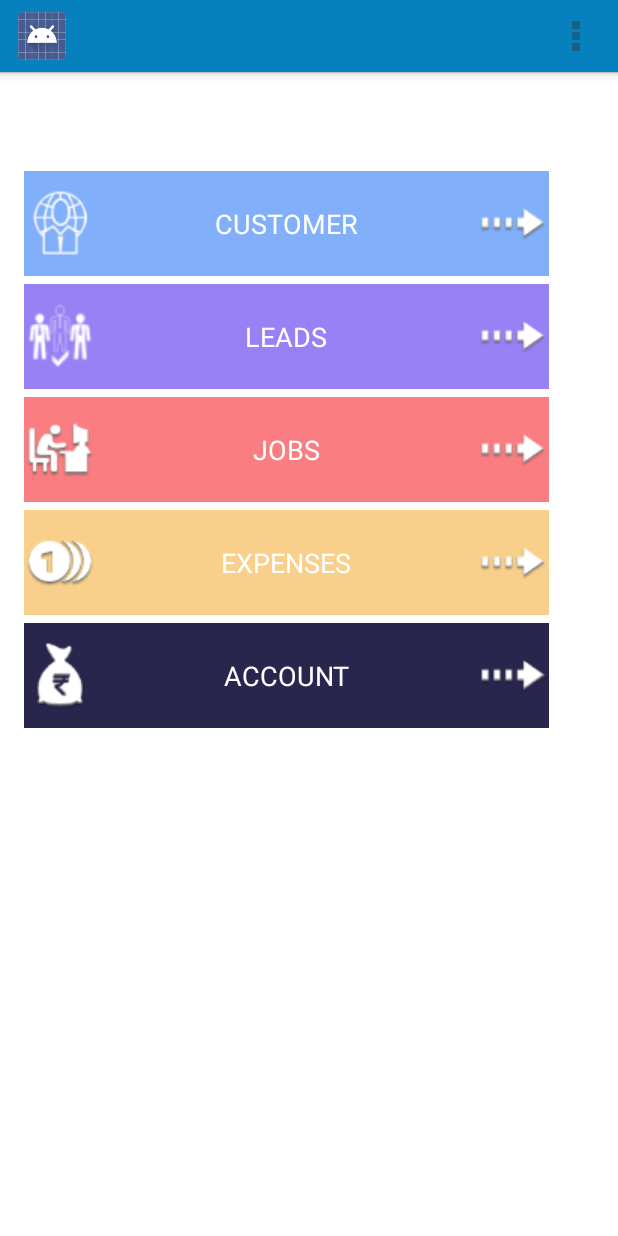
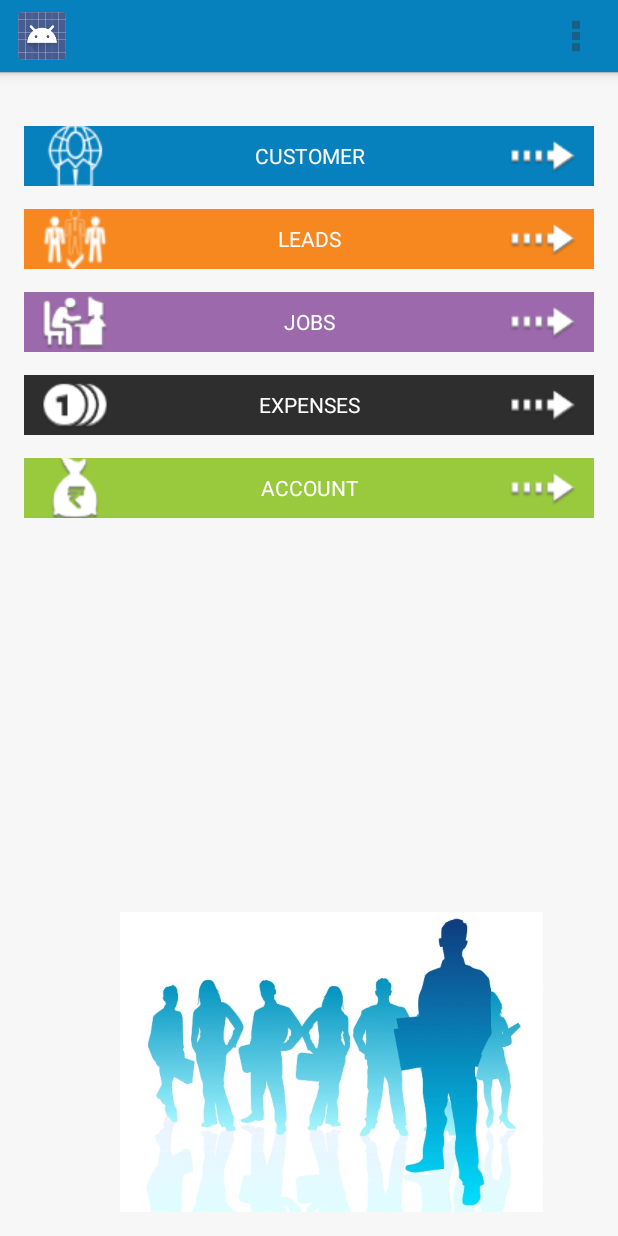
Before and after one commit to appliedcloudcomputing/field-force, an Android app: the Menus screen opened directly, with no data from a screen before it, on a phone screen of 412 x 824 dp. Run offline under Robolectric (Android 15) with nearby library versions, the phone set to English and light mode, and no system bars.

Commit message:
final commit 16 feb 2015

```diff
--- a/ff-android/app/src/main/res/layout/activity_menu.xml
+++ b/ff-android/app/src/main/res/layout/activity_menu.xml
@@ -4,68 +4,93 @@
     android:paddingRight="@dimen/activity_horizontal_margin"
     android:paddingTop="@dimen/activity_vertical_margin"
     android:paddingBottom="@dimen/activity_vertical_margin" tools:context="com.acc.fieldforce.Menu"
-    android:background="#FFFFFF">
+    android:background="#F7F7F7"
+    android:id="@+id/menu">
         <Button
             android:id="@+id/customer"
-            android:layout_marginTop="50dp"
-            android:layout_width="350dp"
-            android:layout_height="70dp"
+            android:layout_marginTop="20dp"
+            android:layout_width="match_parent"
+            android:layout_height="40dp"
             android:text="CUSTOMER"
+            android:fontFamily="Helvetica Neue"
+            android:paddingLeft="10dp"
+            android:paddingRight="10dp"
             android:textColor="#FFFFFF"
-            android:textSize="18dp"
-            android:background="#82AFF9"
+            android:textSize="14sp"
+            android:background="#0681BE"
             android:drawableLeft="@drawable/ic_customer"
             android:drawableRight="@drawable/ic_arrow"/>
 
         <Button
             android:id="@+id/leads"
-            android:layout_marginTop="5dp"
-            android:layout_width="350dp"
-            android:layout_height="70dp"
+            android:layout_marginTop="15dp"
+            android:layout_width="match_parent"
+            android:layout_height="40dp"
             android:text="LEADS"
+            android:fontFamily="Helvetica Neue"
+            android:paddingLeft="10dp"
+            android:paddingRight="10dp"
             android:textColor="#FFFFFF"
-            android:textSize="18dp"
+            android:textSize="14sp"
             android:layout_below="@id/customer"
-            android:background="#9881F5"
+            android:background="#F6881F"
             android:drawableLeft="@drawable/ic_leads"
             android:drawableRight="@drawable/ic_arrow"/>
 
         <Button
             android:id="@+id/jobs"
-            android:layout_marginTop="5dp"
-            android:layout_width="350dp"
-            android:layout_height="70dp"
+            android:layout_marginTop="15dp"
+            android:layout_width="match_parent"
+            android:layout_height="40dp"
             android:text="JOBS"
+            android:fontFamily="Helvetica Neue"
+            android:paddingLeft="10dp"
+            android:paddingRight="10dp"
             android:textColor="#FFFFFF"
-            android:textSize="18dp"
+            android:textSize="14sp"
             android:layout_below="@id/leads"
-            android:background="#F97D81"
+            android:background="#9C69AC"
             android:drawableLeft="@drawable/ic_jobs"
             android:drawableRight="@drawable/ic_arrow"/>
 
         <Button
             android:id="@+id/expenses"
-            android:layout_marginTop="5dp"
-            android:layout_width="350dp"
-            android:layout_height="70dp"
+            android:layout_marginTop="15dp"
+            android:layout_width="match_parent"
+            android:layout_height="40dp"
             android:text="EXPENSES"
+            android:fontFamily="Helvetica Neue"
+            android:paddingLeft="10dp"
+            android:paddingRight="10dp"
             android:textColor="#FFFFFF"
-            android:textSize="18dp"
+            android:textSize="14sp"
             android:layout_below="@id/jobs"
-            android:background="#F9D08B"
+            android:background="#2E2E2E"
             android:drawableLeft="@drawable/ic_expenses"
             android:drawableRight="@drawable/ic_arrow"/>
 
         <Button
             android:id="@+id/account"
-            android:layout_marginTop="5dp"
-            android:layout_width="350dp"
-            android:layout_height="70dp"
+            android:layout_marginTop="15dp"
+            android:layout_width="match_parent"
+            android:layout_height="40dp"
             android:text="ACCOUNT"
+            android:fontFamily="Helvetica Neue"
+            android:paddingLeft="10dp"
+            android:paddingRight="10dp"
             android:textColor="#FFFFFF"
-            android:textSize="18dp"
+            android:textSize="14sp"
             android:layout_below="@id/expenses"
-            android:background="#29264E"
+            android:background="#99CA3E"
             android:drawableLeft="@drawable/ic_account"
             android:drawableRight="@drawable/ic_arrow"/>
+
+    <ImageView
+        android:layout_width="350dp"
+        android:layout_height="200dp"
+        android:id="@+id/imageView"
+        android:src="@drawable/salesmen_img"
+        android:layout_alignParentBottom="true"
+        android:layout_alignParentRight="true"
+        android:layout_alignParentEnd="true" />
 </RelativeLayout>
--- /dev/null
+++ b/ff-android/app/src/main/res/menu/menu_login.xml
@@ -0,0 +1,6 @@
+<menu xmlns:android="http://schemas.android.com/apk/res/android"
+    xmlns:app="http://schemas.android.com/apk/res-auto"
+    xmlns:tools="http://schemas.android.com/tools" tools:context="com.acc.fieldforce.Login">
+    <item android:id="@+id/action_settings" android:title="@string/action_settings"
+        android:orderInCategory="100" app:showAsAction="never" />
+</menu>
--- /dev/null
+++ b/ff-android/app/src/main/res/menu/menu_sign_in.xml
@@ -0,0 +1,6 @@
+<menu xmlns:android="http://schemas.android.com/apk/res/android"
+    xmlns:app="http://schemas.android.com/apk/res-auto"
+    xmlns:tools="http://schemas.android.com/tools" tools:context="com.acc.fieldforce.SignIn">
+    <item android:id="@+id/action_settings" android:title="@string/action_settings"
+        android:orderInCategory="100" app:showAsAction="never" />
+</menu>
```
Also changed, not shown: ff-android/app/src/main/java/com/acc/fieldforce/Login.java (added, +88 -0 lines), ff-android/app/src/main/java/com/acc/fieldforce/SignIn.java (added, +33 -0 lines), ff-android/app/src/main/res/layout/activity_login.xml (added, +19 -0 lines), ff-android/app/src/main/res/layout/activity_sign_in.xml (added, +65 -0 lines), ff-android/app/src/main/assets/fonts/Helvetica Neue.ttf (added), ff-android/app/src/main/res/drawable/arrow.png (added), ff-android/app/src/main/res/drawable/salesmen_img.jpg (added), 2 other files.
